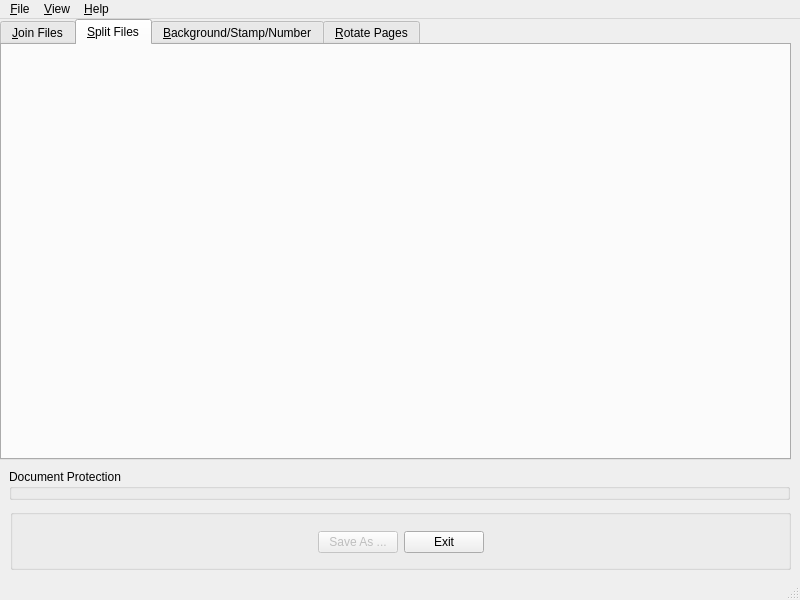
Above: userInterface.ui from DrBassman/pyPDFTKbuilder before the change. Below: the same form after it.
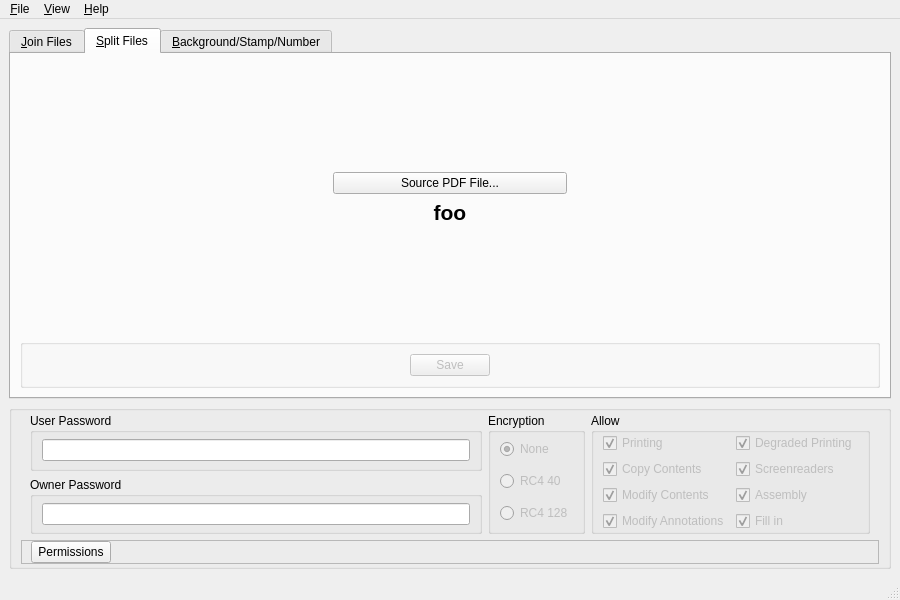
That is the form after the change. The open tabs and pages were chosen to show the change. Custom widgets are drawn as their Qt base class.

Commit message: First 'real' commit.  TODO permissions.

Patch:
```diff
--- a/userInterface.ui
+++ b/userInterface.ui
@@ -6,19 +6,13 @@
    <rect>
     <x>0</x>
     <y>0</y>
-    <width>800</width>
+    <width>900</width>
     <height>600</height>
    </rect>
   </property>
   <property name="minimumSize">
    <size>
-    <width>800</width>
-    <height>600</height>
-   </size>
-  </property>
-  <property name="maximumSize">
-   <size>
-    <width>800</width>
+    <width>900</width>
     <height>600</height>
    </size>
   </property>
@@ -26,15 +20,9 @@
    <string>pyPDFTK Builder</string>
   </property>
   <widget class="QWidget" name="centralwidget">
+   <layout class="QVBoxLayout" name="verticalLayout_11">
+    <item>
    <widget class="QTabWidget" name="tabWidget">
-    <property name="geometry">
-     <rect>
-      <x>0</x>
-      <y>0</y>
-      <width>791</width>
-      <height>441</height>
-     </rect>
-    </property>
     <property name="currentIndex">
      <number>0</number>
     </property>
@@ -42,26 +30,22 @@
      <attribute name="title">
       <string>&amp;Join Files</string>
      </attribute>
-     <widget class="QGroupBox" name="groupBox">
-      <property name="geometry">
-       <rect>
-        <x>0</x>
-        <y>0</y>
-        <width>791</width>
-        <height>411</height>
-       </rect>
-      </property>
+       <layout class="QVBoxLayout" name="verticalLayout_4">
+        <item>
+         <widget class="QGroupBox" name="groupBox_3">
       <property name="title">
        <string>Source PDF Document(s)</string>
       </property>
-      <widget class="QWidget" name="">
-       <property name="geometry">
-        <rect>
-         <x>0</x>
-         <y>21</y>
-         <width>781</width>
-         <height>391</height>
-        </rect>
+          <layout class="QVBoxLayout" name="verticalLayout_3">
+           <item>
+            <layout class="QVBoxLayout" name="verticalLayout_2">
+             <item>
+              <widget class="DropPDFQListWidget" name="join_listWidget"/>
+             </item>
+             <item>
+              <widget class="QGroupBox" name="groupBox_2">
+               <property name="title">
+                <string/>
        </property>
        <layout class="QVBoxLayout" name="verticalLayout">
         <item>
@@ -133,82 +117,516 @@
             </property>
            </widget>
           </item>
+                  <item>
+                   <widget class="QPushButton" name="mBottom_pushButton">
+                    <property name="enabled">
+                     <bool>false</bool>
+                    </property>
+                    <property name="toolTip">
+                     <string>Move item to bottom of list</string>
+                    </property>
+                    <property name="text">
+                     <string>Bottom</string>
+                    </property>
+                   </widget>
+                  </item>
+                  <item>
+                   <widget class="QPushButton" name="clear_pushButton">
+                    <property name="enabled">
+                     <bool>false</bool>
+                    </property>
+                    <property name="toolTip">
+                     <string>Clear ALL items from list</string>
+                    </property>
+                    <property name="text">
+                     <string>Clear</string>
+                    </property>
+                   </widget>
+                  </item>
+                  <item>
+                   <widget class="QPushButton" name="sort_pushButton">
+                    <property name="enabled">
+                     <bool>false</bool>
+                    </property>
+                    <property name="toolTip">
+                     <string>Sort the list</string>
+                    </property>
+                    <property name="text">
+                     <string>Sor&amp;t</string>
+                    </property>
+                   </widget>
+                  </item>
+                  <item>
+                   <spacer name="horizontalSpacer">
+                    <property name="orientation">
+                     <enum>Qt::Horizontal</enum>
+                    </property>
+                    <property name="sizeHint" stdset="0">
+                     <size>
+                      <width>40</width>
+                      <height>20</height>
+                     </size>
+                    </property>
+                   </spacer>
+                  </item>
+                  <item>
+                   <widget class="QPushButton" name="shuffleCat_pushButton">
+                    <property name="text">
+                     <string>Catenate</string>
+                    </property>
+                    <property name="checkable">
+                     <bool>true</bool>
+                    </property>
+                   </widget>
+                  </item>
+                  <item>
+                   <widget class="QPushButton" name="saveAs_pushButton">
+                    <property name="enabled">
+                     <bool>false</bool>
+                    </property>
+                    <property name="toolTip">
+                     <string>Save As ...</string>
+                    </property>
+                    <property name="text">
+                     <string>Save &amp;As ...</string>
+                    </property>
+                   </widget>
+                  </item>
          </layout>
         </item>
        </layout>
       </widget>
-     </widget>
+             </item>
+            </layout>
+           </item>
+          </layout>
+         </widget>
+        </item>
+       </layout>
     </widget>
     <widget class="QWidget" name="tab_split">
      <attribute name="title">
       <string>&amp;Split Files</string>
      </attribute>
+       <layout class="QVBoxLayout" name="verticalLayout_12">
+        <item>
+         <spacer name="verticalSpacer">
+          <property name="orientation">
+           <enum>Qt::Vertical</enum>
+          </property>
+          <property name="sizeHint" stdset="0">
+           <size>
+            <width>20</width>
+            <height>44</height>
+           </size>
+          </property>
+         </spacer>
+        </item>
+        <item>
+         <layout class="QHBoxLayout" name="horizontalLayout_8" stretch="20,15,20">
+          <item>
+           <spacer name="horizontalSpacer_6">
+            <property name="orientation">
+             <enum>Qt::Horizontal</enum>
+            </property>
+            <property name="sizeHint" stdset="0">
+             <size>
+              <width>40</width>
+              <height>20</height>
+             </size>
+            </property>
+           </spacer>
+          </item>
+          <item>
+           <widget class="QPushButton" name="burstPdfSourcePushButton">
+            <property name="toolTip">
+             <string>Select PDF to split</string>
+            </property>
+            <property name="text">
+             <string>Source PDF File...</string>
+            </property>
+           </widget>
+          </item>
+          <item>
+           <spacer name="horizontalSpacer_7">
+            <property name="orientation">
+             <enum>Qt::Horizontal</enum>
+            </property>
+            <property name="sizeHint" stdset="0">
+             <size>
+              <width>40</width>
+              <height>20</height>
+             </size>
+            </property>
+           </spacer>
+          </item>
+         </layout>
+        </item>
+        <item>
+         <widget class="QLabel" name="burstPdfLabel">
+          <property name="font">
+           <font>
+            <pointsize>16</pointsize>
+            <bold>true</bold>
+           </font>
+          </property>
+          <property name="text">
+           <string>foo</string>
+          </property>
+          <property name="alignment">
+           <set>Qt::AlignCenter</set>
+          </property>
+         </widget>
+        </item>
+        <item>
+         <spacer name="verticalSpacer_2">
+          <property name="orientation">
+           <enum>Qt::Vertical</enum>
+          </property>
+          <property name="sizeHint" stdset="0">
+           <size>
+            <width>20</width>
+            <height>44</height>
+           </size>
+          </property>
+         </spacer>
+        </item>
+        <item>
+         <widget class="QGroupBox" name="groupBox_6">
+          <property name="title">
+           <string/>
+          </property>
+          <layout class="QHBoxLayout" name="horizontalLayout_9">
+           <item>
+            <spacer name="horizontalSpacer_8">
+             <property name="orientation">
+              <enum>Qt::Horizontal</enum>
+             </property>
+             <property name="sizeHint" stdset="0">
+              <size>
+               <width>323</width>
+               <height>20</height>
+              </size>
+             </property>
+            </spacer>
+           </item>
+           <item>
+            <widget class="QPushButton" name="burstPdfSavePushButton">
+             <property name="enabled">
+              <bool>false</bool>
+             </property>
+             <property name="toolTip">
+              <string>Save</string>
+             </property>
+             <property name="text">
+              <string>Save</string>
+             </property>
+            </widget>
+           </item>
+           <item>
+            <spacer name="horizontalSpacer_9">
+             <property name="orientation">
+              <enum>Qt::Horizontal</enum>
+             </property>
+             <property name="sizeHint" stdset="0">
+              <size>
+               <width>322</width>
+               <height>20</height>
+              </size>
+             </property>
+            </spacer>
+           </item>
+          </layout>
+         </widget>
+        </item>
+       </layout>
     </widget>
     <widget class="QWidget" name="tab_bsn">
      <attribute name="title">
       <string>&amp;Background/Stamp/Number</string>
      </attribute>
     </widget>
-    <widget class="QWidget" name="tab_rotate">
-     <attribute name="title">
-      <string>&amp;Rotate Pages</string>
-     </attribute>
-    </widget>
-   </widget>
-   <widget class="QGroupBox" name="groupBox_2">
-    <property name="geometry">
-     <rect>
-      <x>10</x>
-      <y>490</y>
-      <width>781</width>
-      <height>61</height>
-     </rect>
-    </property>
+     </widget>
+    </item>
+    <item>
+     <widget class="QGroupBox" name="groupBox">
     <property name="title">
      <string/>
     </property>
-    <widget class="QWidget" name="layoutWidget">
-     <property name="geometry">
-      <rect>
-       <x>0</x>
-       <y>20</y>
-       <width>781</width>
-       <height>26</height>
-      </rect>
-     </property>
-     <layout class="QHBoxLayout" name="horizontalLayout_2">
+      <layout class="QVBoxLayout" name="verticalLayout_10">
+       <property name="topMargin">
+        <number>2</number>
+       </property>
+       <property name="bottomMargin">
+        <number>2</number>
+       </property>
       <item>
-       <spacer name="horizontalSpacer_2">
-        <property name="orientation">
-         <enum>Qt::Horizontal</enum>
-        </property>
-        <property name="sizeHint" stdset="0">
-         <size>
-          <width>40</width>
-          <height>20</height>
-         </size>
-        </property>
-       </spacer>
-      </item>
+        <widget class="QWidget" name="protectionWidget" native="true">
+         <layout class="QHBoxLayout" name="horizontalLayout_3">
+          <property name="topMargin">
+           <number>0</number>
+          </property>
+          <property name="bottomMargin">
+           <number>0</number>
+          </property>
+          <item>
+           <layout class="QVBoxLayout" name="verticalLayout_6">
+            <item>
+             <widget class="QGroupBox" name="groupBox_5">
+              <property name="title">
+               <string>User Password</string>
+              </property>
+              <layout class="QVBoxLayout" name="verticalLayout_7">
+               <property name="topMargin">
+                <number>1</number>
+               </property>
+               <property name="bottomMargin">
+                <number>1</number>
+               </property>
+               <item>
+                <widget class="QLineEdit" name="passUserLineEdit">
+                 <property name="clearButtonEnabled">
+                  <bool>true</bool>
+                 </property>
+                </widget>
+               </item>
+              </layout>
+             </widget>
+            </item>
       <item>
-       <widget class="QPushButton" name="saveAs_pushButton">
+             <widget class="QGroupBox" name="groupBox_7">
+              <property name="title">
+               <string>Owner Password</string>
+              </property>
+              <layout class="QHBoxLayout" name="horizontalLayout_4">
+               <property name="topMargin">
+                <number>1</number>
+               </property>
+               <property name="bottomMargin">
+                <number>1</number>
+               </property>
+               <item>
+                <widget class="QLineEdit" name="passOwnerLineEdit">
+                 <property name="clearButtonEnabled">
+                  <bool>true</bool>
+                 </property>
+                </widget>
+               </item>
+              </layout>
+             </widget>
+            </item>
+           </layout>
+          </item>
+          <item>
+           <widget class="QGroupBox" name="groupBox_8">
+            <property name="title">
+             <string>Encryption</string>
+            </property>
+            <layout class="QVBoxLayout" name="verticalLayout_8">
+             <property name="topMargin">
+              <number>0</number>
+             </property>
+             <property name="bottomMargin">
+              <number>0</number>
+             </property>
+             <item>
+              <widget class="QRadioButton" name="noneRadioButton">
         <property name="enabled">
          <bool>false</bool>
         </property>
         <property name="text">
-         <string>Save As ...</string>
-        </property>
+                <string>None</string>
+               </property>
+               <property name="checked">
+                <bool>true</bool>
+               </property>
        </widget>
       </item>
       <item>
-       <widget class="QPushButton" name="exit_pushButton">
+              <widget class="QRadioButton" name="rc4_40RadioButton">
+               <property name="enabled">
+                <bool>false</bool>
+               </property>
         <property name="text">
-         <string>Exit</string>
+                <string>RC4 40</string>
         </property>
        </widget>
       </item>
       <item>
-       <spacer name="horizontalSpacer_3">
+              <widget class="QRadioButton" name="rc4_128RadioButton_">
+               <property name="enabled">
+                <bool>false</bool>
+               </property>
+               <property name="text">
+                <string>RC4 128</string>
+               </property>
+              </widget>
+             </item>
+            </layout>
+           </widget>
+          </item>
+          <item>
+           <widget class="QGroupBox" name="groupBox_9">
+            <property name="title">
+             <string>Allow</string>
+            </property>
+            <layout class="QHBoxLayout" name="horizontalLayout_5">
+             <property name="topMargin">
+              <number>0</number>
+             </property>
+             <property name="bottomMargin">
+              <number>0</number>
+             </property>
+             <item>
+              <layout class="QVBoxLayout" name="verticalLayout_13">
+               <item>
+                <widget class="QCheckBox" name="allowPrintCheckBox">
+                 <property name="enabled">
+                  <bool>false</bool>
+                 </property>
+                 <property name="text">
+                  <string>Printing</string>
+                 </property>
+                 <property name="checked">
+                  <bool>true</bool>
+                 </property>
+                </widget>
+               </item>
+               <item>
+                <widget class="QCheckBox" name="allowCopyContentsCheckBox">
+                 <property name="enabled">
+                  <bool>false</bool>
+                 </property>
+                 <property name="text">
+                  <string>Copy Contents</string>
+                 </property>
+                 <property name="checked">
+                  <bool>true</bool>
+                 </property>
+                </widget>
+               </item>
+               <item>
+                <widget class="QCheckBox" name="allowModifyContentsCheckBox">
+                 <property name="enabled">
+                  <bool>false</bool>
+                 </property>
+                 <property name="text">
+                  <string>Modify Contents</string>
+                 </property>
+                 <property name="checked">
+                  <bool>true</bool>
+                 </property>
+                </widget>
+               </item>
+               <item>
+                <widget class="QCheckBox" name="allowModifyAnnotationsCheckBox">
+                 <property name="enabled">
+                  <bool>false</bool>
+                 </property>
+                 <property name="text">
+                  <string>Modify Annotations</string>
+                 </property>
+                 <property name="checked">
+                  <bool>true</bool>
+                 </property>
+                </widget>
+               </item>
+              </layout>
+             </item>
+             <item>
+              <layout class="QVBoxLayout" name="verticalLayout_14">
+               <item>
+                <widget class="QCheckBox" name="allowDegradedPrintingCheckBox">
+                 <property name="enabled">
+                  <bool>false</bool>
+                 </property>
+                 <property name="text">
+                  <string>Degraded Printing</string>
+                 </property>
+                 <property name="checked">
+                  <bool>true</bool>
+                 </property>
+                </widget>
+               </item>
+               <item>
+                <widget class="QCheckBox" name="allowScreenreadersCheckBox">
+                 <property name="enabled">
+                  <bool>false</bool>
+                 </property>
+                 <property name="text">
+                  <string>Screenreaders</string>
+                 </property>
+                 <property name="checked">
+                  <bool>true</bool>
+                 </property>
+                </widget>
+               </item>
+               <item>
+                <widget class="QCheckBox" name="allowAssemblyCheckBox">
+                 <property name="enabled">
+                  <bool>false</bool>
+                 </property>
+                 <property name="text">
+                  <string>Assembly</string>
+                 </property>
+                 <property name="checked">
+                  <bool>true</bool>
+                 </property>
+                </widget>
+               </item>
+               <item>
+                <widget class="QCheckBox" name="allowFillInCheckBox">
+                 <property name="enabled">
+                  <bool>false</bool>
+                 </property>
+                 <property name="text">
+                  <string>Fill in</string>
+                 </property>
+                 <property name="checked">
+                  <bool>true</bool>
+                 </property>
+                </widget>
+               </item>
+              </layout>
+             </item>
+            </layout>
+           </widget>
+          </item>
+         </layout>
+        </widget>
+       </item>
+       <item>
+        <widget class="QFrame" name="frame_2">
+         <property name="layoutDirection">
+          <enum>Qt::LeftToRight</enum>
+         </property>
+         <property name="frameShape">
+          <enum>QFrame::StyledPanel</enum>
+         </property>
+         <property name="frameShadow">
+          <enum>QFrame::Raised</enum>
+         </property>
+         <layout class="QVBoxLayout" name="verticalLayout_9">
+          <property name="topMargin">
+           <number>0</number>
+          </property>
+          <property name="bottomMargin">
+           <number>0</number>
+          </property>
+          <item>
+           <layout class="QHBoxLayout" name="horizontalLayout_7" stretch="0,0">
+            <item>
+             <widget class="QPushButton" name="permissionsPushButton">
+              <property name="text">
+               <string>Permissions</string>
+              </property>
+              <property name="checkable">
+               <bool>true</bool>
+              </property>
+             </widget>
+            </item>
+            <item>
+             <spacer name="horizontalSpacer_4">
         <property name="orientation">
          <enum>Qt::Horizontal</enum>
         </property>
@@ -221,28 +639,21 @@
        </spacer>
       </item>
      </layout>
-    </widget>
-   </widget>
-   <widget class="QGroupBox" name="groupBox_3">
-    <property name="geometry">
-     <rect>
-      <x>9</x>
-      <y>450</y>
-      <width>781</width>
-      <height>31</height>
-     </rect>
-    </property>
-    <property name="title">
-     <string>Document Protection</string>
-    </property>
-   </widget>
+          </item>
+         </layout>
+        </widget>
+       </item>
+      </layout>
+     </widget>
+    </item>
+   </layout>
   </widget>
   <widget class="QMenuBar" name="menubar">
    <property name="geometry">
     <rect>
      <x>0</x>
      <y>0</y>
-     <width>800</width>
+     <width>900</width>
      <height>22</height>
     </rect>
    </property>
@@ -263,14 +674,14 @@
     <addaction name="separator"/>
     <addaction name="actionShow_Document_Protection"/>
    </widget>
-   <widget class="QMenu" name="menu_Help">
+   <widget class="QMenu" name="menuHelp">
     <property name="title">
      <string>&amp;Help</string>
     </property>
    </widget>
    <addaction name="menuFile"/>
    <addaction name="menuView"/>
-   <addaction name="menu_Help"/>
+   <addaction name="menuHelp"/>
   </widget>
   <widget class="QStatusBar" name="statusbar"/>
   <action name="actionExit">
@@ -304,6 +715,13 @@
    </property>
   </action>
  </widget>
+ <customwidgets>
+  <customwidget>
+   <class>DropPDFQListWidget</class>
+   <extends>QListWidget</extends>
+   <header>DropPDFQListWidget</header>
+  </customwidget>
+ </customwidgets>
  <resources/>
  <connections>
   <connection>
```
Left out of the diff: 103 changed lines with no effect on the pictures. Lines whose indentation alone changed are shown as unchanged. The commit also changes 15 other files.
